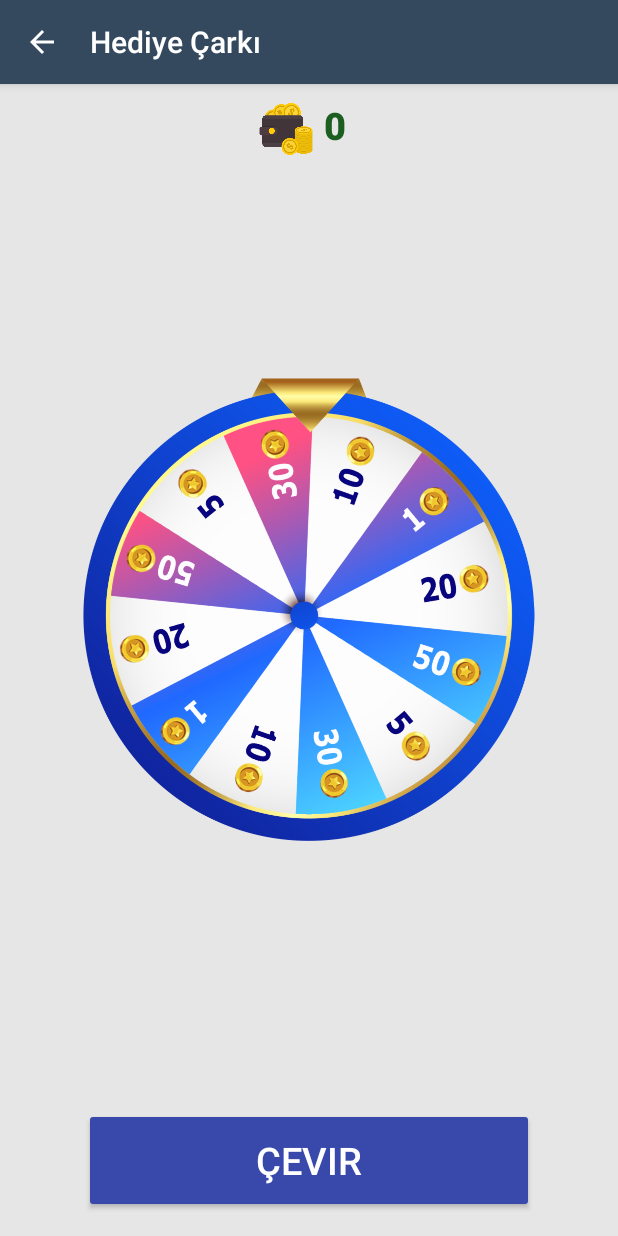
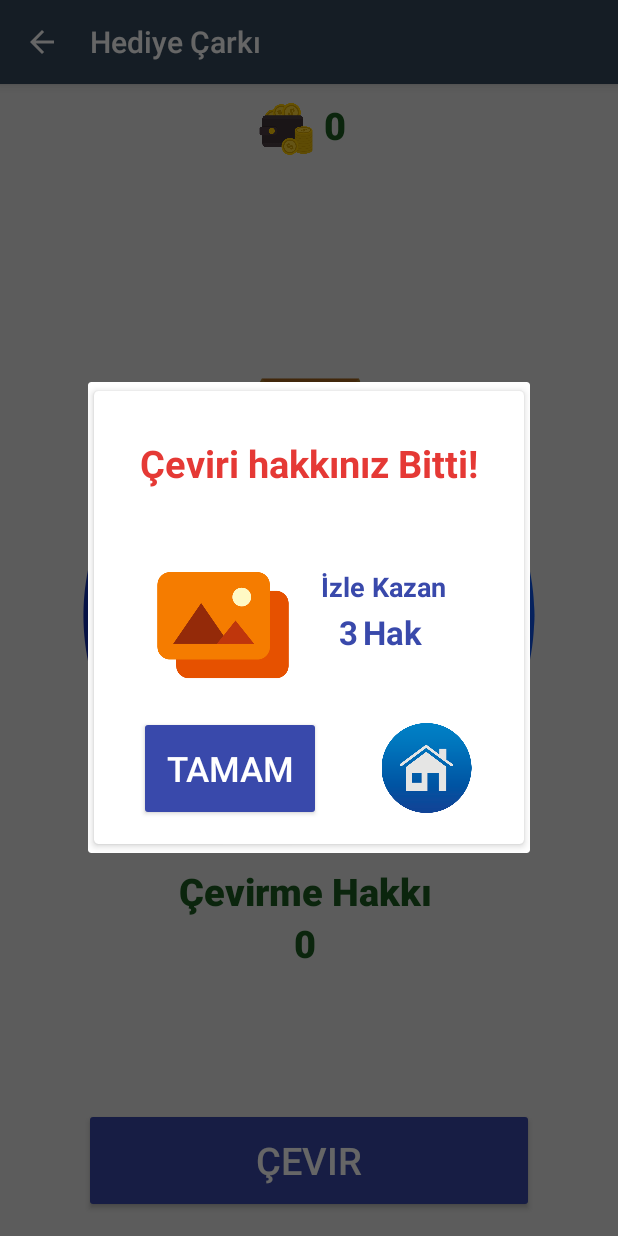
Before and after one commit to syrize/Darphane, an Android app: the Hediye_Carki screen opened directly, with no data from a screen before it, after a tap on "ÇEVIR", on a phone screen of 412 x 824 dp. Run offline under Robolectric (Android 15) with nearby library versions, the phone set to English and light mode, and no system bars; our stand-ins replace AdMob, Volley; libraries missing offline, so code that uses them is left out: com.beloo.widget, com.facebook; network calls fail; pictures from the network do not load; 6 statements that could not run were skipped.

```diff
--- a/app/src/main/java/com/turkogame/darphane/activity/Hediye_Carki.java
+++ b/app/src/main/java/com/turkogame/darphane/activity/Hediye_Carki.java
@@ -1,5 +1,7 @@
 package com.turkogame.darphane.activity;
 
+import android.app.Dialog;
+import android.content.Intent;
 import android.content.SharedPreferences;
 import android.os.Bundle;
 import android.os.CountDownTimer;
@@ -7,11 +9,14 @@ import android.os.Handler;
 import android.view.Menu;
 import android.view.MenuItem;
 import android.view.View;
+import android.view.Window;
+import android.view.WindowManager;
 import android.view.animation.Animation;
 import android.view.animation.DecelerateInterpolator;
 import android.view.animation.RotateAnimation;
 import android.widget.Button;
 import android.widget.ImageView;
+import android.widget.LinearLayout;
 import android.widget.TextView;
 import android.widget.Toast;
 
@@ -19,12 +24,18 @@ import androidx.appcompat.app.AppCompatActivity;
 import androidx.appcompat.widget.Toolbar;
 
 import com.beloo.widget.chipslayoutmanager.util.log.Log;
+import com.google.android.gms.ads.AdRequest;
+import com.google.android.gms.ads.reward.RewardItem;
+import com.google.android.gms.ads.reward.RewardedVideoAd;
+import com.google.android.gms.ads.MobileAds;
+import com.google.android.gms.ads.reward.RewardedVideoAdListener;
 import com.turkogame.darphane.R;
+import com.turkogame.darphane.activity.app.AppConfig;
 import com.turkogame.darphane.utils.Tools;
 
 import java.util.Random;
 
-public class Hediye_Carki extends AppCompatActivity {
+public class Hediye_Carki extends AppCompatActivity implements RewardedVideoAdListener{
 
     private static final String [] sectors ={"20","1","10","30","5","50","20","1","10","30","5","50"};
     private static final int [] sectorDegrees = new int[sectors.length];
@@ -32,10 +43,17 @@ public class Hediye_Carki extends AppCompatActivity {
     private int degree= 0;
     private boolean isSpinning = false;
 
+
     private ImageView wheel;
-    SharedPreferences sharedPreferences,bakiye_kontrol,kayit_kontrol,kullanim_kontrol,kullanim_kayit;
+    SharedPreferences sharedPreferences,kayit_kontrol,bakiye_kontrol;
     String kullanici_id,paket_id,paket_adi,paket_turux,kredi_bedeli,token;
-    TextView kredi;
+    TextView kredi,cevirme_hakki;
+
+    private static final String APP_ID = AppConfig.APP_ID;
+    private static final String AD_UNIT_ID = AppConfig.odullu_reklam_id;
+
+    private RewardedVideoAd mRewardedVideoAd;
+    AdRequest adRequest;
 
 
 
@@ -59,11 +77,20 @@ public class Hediye_Carki extends AppCompatActivity {
         ImageView wheel = findViewById(R.id.wheel);
         float ilk_rota = wheel.getRotation();
         kredi = (TextView) findViewById(R.id.kredi);
+        cevirme_hakki = (TextView) findViewById(R.id.cevirme_hakki);
+
+        MobileAds.initialize(this, APP_ID);
+        mRewardedVideoAd = MobileAds.getRewardedVideoAdInstance(this);
+        mRewardedVideoAd.setRewardedVideoAdListener(this);
+        mRewardedVideoAd.setUserId(kullanici_id);
+        adRequest = new AdRequest.Builder().build();
+        loadRewardedVideoAd();
 
         sharedPreferences = getApplicationContext().getSharedPreferences("giris", 0);
         kullanici_id = sharedPreferences.getString("user_id","0");
 
         Kredi_Girisi.kredi_oku(kullanici_id,"2" );
+
 
         bakiye_kontrol = getApplicationContext().getSharedPreferences("darphane_kontrol", 0);
 
@@ -71,18 +98,30 @@ public class Hediye_Carki extends AppCompatActivity {
 
 
 
+
+        kayit_kontrol = getApplicationContext().getSharedPreferences("darphane_kontrol", 0);
+
+            if (kayit_kontrol.getString("hak","0") != null &&
+                    kayit_kontrol.getString("hak","0")!="") {
+
+                cevirme_hakki.setText(kayit_kontrol.getString("hak", "0"));
+            }
+
+
+
         spinBtn.setOnClickListener(new View.OnClickListener(){
             @Override
             public void onClick(View v){
+
+                if (Integer.parseInt(cevirme_hakki.getText().toString())>0 ) {
+
                     getDegreeForSectors();
 
                     wheel.setRotation(ilk_rota);
 
+                    degree = random.nextInt(sectors.length - 1);
 
-                degree = random.nextInt(sectors.length-1);
-
-                wheel.animate().rotation(360*sectors.length+sectorDegrees[degree]).setDuration(360*sectors.length).start();
-
+                    wheel.animate().rotation(360 * sectors.length + sectorDegrees[degree]).setDuration(360 * sectors.length).start();
 
                     new CountDownTimer(5000, 1000) {
                         @Override
@@ -93,10 +132,21 @@ public class Hediye_Carki extends AppCompatActivity {
                         @Override
                         public void onFinish() {
 
-                        if ( wheel.getRotation()==360*sectors.length+sectorDegrees[degree]) {
+                            if (wheel.getRotation() == 360 * sectors.length + sectorDegrees[degree]) {
 
-                            Kredi_Girisi.kredi_satinalma(kullanici_id,"9" ,"6", sectors[degree],"0","3");
+                                Kredi_Girisi.kredi_satinalma(kullanici_id, "9", "6", sectors[degree], "0", "3");
 
+
+                                int hak=0;
+                                kayit_kontrol = getApplicationContext().getSharedPreferences("darphane_kontrol", 0);
+
+                                hak = Integer.parseInt(kayit_kontrol.getString("hak", "0"));
+                                hak = hak - 1;
+
+                                SharedPreferences.Editor kayitci = kayit_kontrol.edit();
+                                kayitci.putString("hak" , String.valueOf(hak));
+                                kayitci.commit();
+                                cevirme_hakki.setText(String.valueOf(hak));
 
 
                                 handler.postDelayed(new Runnable() {
@@ -105,12 +155,11 @@ public class Hediye_Carki extends AppCompatActivity {
 
                                         bakiye_kontrol = getApplicationContext().getSharedPreferences("darphane_kontrol", 0);
 
-                                    kredi.setText(bakiye_kontrol.getString("kredi","0"));
+                                        kredi.setText(bakiye_kontrol.getString("kredi", "0"));
 
 
                                     }
-                            }, 1000);
-
+                                }, 2000);
 
 
                             }
@@ -119,7 +168,10 @@ public class Hediye_Carki extends AppCompatActivity {
                     }.start();
 
 
+                } else {
+                    cevirme_hakki_kazan();
 
+                }
 
 
             }
@@ -167,5 +219,151 @@ public class Hediye_Carki extends AppCompatActivity {
         return super.onOptionsItemSelected(item);
     }
 
+    private void cevirme_hakki_kazan() {
+        final Dialog dialog = new Dialog(this);
+        dialog.requestWindowFeature(Window.FEATURE_NO_TITLE); // before
+        dialog.setContentView(R.layout.cevirmehakkikazan);
+        dialog.setCancelable(true);
+
+        WindowManager.LayoutParams lp = new WindowManager.LayoutParams();
+        lp.copyFrom(dialog.getWindow().getAttributes());
+        lp.width = WindowManager.LayoutParams.WRAP_CONTENT;
+        lp.height = WindowManager.LayoutParams.WRAP_CONTENT;
+        lp.verticalMargin=50;
+
+        final LinearLayout reklam_izle = (LinearLayout) dialog.findViewById(R.id.reklam_izle);
+        final Button yeni_oyun = (Button) dialog.findViewById(R.id.yeni_oyun);
+        final TextView reklam_izle_kredisi = (TextView) dialog.findViewById(R.id.reklam_izle_kredisi);
+        final TextView oyunsonu = (TextView) dialog.findViewById(R.id.oyunsonu);
+        final ImageView home = (ImageView) dialog.findViewById(R.id.home);
+
+        ((ImageView) dialog.findViewById(R.id.home)).setOnClickListener(new View.OnClickListener() {
+            @Override
+            public void onClick(View v) {
+
+                finish();
+
 
             }
+        });
+
+        ((Button) dialog.findViewById(R.id.yeni_oyun)).setOnClickListener(new View.OnClickListener() {
+            @Override
+            public void onClick(View v) {
+
+                dialog.cancel();
+            }
+        });
+
+        ((LinearLayout) dialog.findViewById(R.id.reklam_izle)).setOnClickListener(new View.OnClickListener() {
+            @Override
+            public void onClick(View v) {
+                mRewardedVideoAd.show();
+            }
+        });
+
+
+
+
+        dialog.setCancelable(false);
+        dialog.show();
+        dialog.getWindow().setAttributes(lp);
+    }
+
+    //Video Reklam yükle
+    private void loadRewardedVideoAd() {
+        if (!mRewardedVideoAd.isLoaded()) {
+
+            mRewardedVideoAd.loadAd(AD_UNIT_ID, adRequest);
+
+        }
+    }
+
+
+    @Override
+    public void onRewardedVideoAdLoaded() {
+        // Toast.makeText(this, "onRewardedVideoAdLoaded", Toast.LENGTH_SHORT).show();
+       // Toast.makeText(this, "Ödüllü Video Reklam Yüklendi", Toast.LENGTH_SHORT).show();
+    }
+
+    @Override
+    public void onRewardedVideoAdOpened() {
+       // Toast.makeText(this, "Ödüllü Video Reklam Açıldı", Toast.LENGTH_SHORT).show();
+    }
+
+    @Override
+    public void onRewardedVideoStarted() {
+       // Toast.makeText(this, "Ödüllü Video Başladı", Toast.LENGTH_SHORT).show();
+    }
+
+    @Override
+    public void onRewardedVideoAdClosed() {
+       // Toast.makeText(this, "Ödüllü Video Reklamında Kapatıldı", Toast.LENGTH_SHORT).show();
+        loadRewardedVideoAd();
+    }
+
+    @Override
+    public void onRewarded(RewardItem rewardItem) {
+
+        String miktar = String.valueOf(rewardItem.getAmount());
+
+        int hak=0;
+        kayit_kontrol = getApplicationContext().getSharedPreferences("darphane_kontrol", 0);
+
+        if (kayit_kontrol.getString("hak","0") != null && kayit_kontrol.getString("hak","0")!="") {
+            hak = Integer.parseInt(kayit_kontrol.getString("hak", "0"));
+            hak = hak + 3;
+        }else{
+            hak=3;
+        }
+
+        SharedPreferences.Editor kayitci = kayit_kontrol.edit();
+        kayitci.putString("hak" , String.valueOf(hak));
+        kayitci.commit();
+
+        cevirme_hakki.setText(String.valueOf(hak));
+
+
+        loadRewardedVideoAd();
+        //Toast.makeText(this, "onRewarded: "+rewardItem.getAmount(), Toast.LENGTH_SHORT).show();
+    }
+
+
+    @Override
+    public void onRewardedVideoAdLeftApplication() {
+       // Toast.makeText(this, "onRewardedVideoAdLeftApplication", Toast.LENGTH_SHORT).show();
+    }
+
+    @Override
+    public void onRewardedVideoAdFailedToLoad(int i) {
+       // Toast.makeText(this, "Ödüllü Video Reklam Yüklenemedi", Toast.LENGTH_SHORT).show();
+          loadRewardedVideoAd();
+    }
+
+    @Override
+    public void onRewardedVideoCompleted() {
+       // Toast.makeText(this, "Ödüllü Video Tamamlandı", Toast.LENGTH_SHORT).show();
+        loadRewardedVideoAd();
+    }
+
+    @Override
+    public void onResume() {
+        super.onResume();
+        mRewardedVideoAd.resume(this);
+    }
+
+    @Override
+    public void onPause() {
+        mRewardedVideoAd.pause(this);
+        super.onPause();
+    }
+
+    @Override
+    public void onDestroy() {
+        mRewardedVideoAd.destroy(this);
+        super.onDestroy();
+    }
+
+
+
+}
--- /dev/null
+++ b/app/src/main/res/layout/cevirmehakkikazan.xml
@@ -0,0 +1,124 @@
+<?xml version="1.0" encoding="utf-8"?>
+<androidx.cardview.widget.CardView xmlns:android="http://schemas.android.com/apk/res/android"
+    xmlns:app="http://schemas.android.com/apk/res-auto"
+    android:layout_width="wrap_content"
+    android:layout_height="wrap_content"
+    app:cardBackgroundColor="@android:color/white"
+    app:cardCornerRadius="@dimen/spacing_small"
+    app:cardElevation="3dp"
+    app:cardUseCompatPadding="true">
+
+    <LinearLayout
+        android:layout_width="wrap_content"
+        android:layout_height="wrap_content"
+        android:gravity="center"
+        android:orientation="vertical"
+        android:padding="@dimen/spacing_large">
+
+        <LinearLayout
+            android:layout_width="wrap_content"
+            android:layout_height="wrap_content"
+            android:gravity="center"
+            android:orientation="horizontal"
+            android:padding="@dimen/spacing_large">
+
+
+            <TextView
+                android:id="@+id/oyunsonu"
+                android:layout_width="wrap_content"
+                android:layout_height="wrap_content"
+                android:lineSpacingExtra="10sp"
+                android:text="Çeviri hakkınız Bitti!"
+                android:textColor="@color/red_600"
+                android:textSize="@dimen/spacing_mxlarge"
+                android:textStyle="bold" />
+
+
+        </LinearLayout>
+
+        <LinearLayout
+        android:id="@+id/reklam_izle"
+        android:layout_width="wrap_content"
+        android:layout_height="wrap_content"
+        android:gravity="center"
+        android:orientation="horizontal"
+        android:padding="@dimen/spacing_large">
+
+        <ImageView
+            android:layout_width="100dp"
+            android:layout_height="100dp"
+            android:layout_marginTop="@dimen/spacing_medium"
+            android:src="@drawable/galery1" />
+           <LinearLayout
+            android:layout_width="wrap_content"
+            android:layout_height="wrap_content"
+            android:gravity="center"
+            android:orientation="vertical"
+            android:padding="@dimen/spacing_large">
+
+               <TextView
+                   android:layout_width="wrap_content"
+                   android:layout_height="wrap_content"
+                   android:text="İzle Kazan"
+                   android:textColor="@color/indigo_600"
+                   android:textSize="18dp"
+                   android:textStyle="bold" />
+
+               <LinearLayout
+                android:layout_width="wrap_content"
+                android:layout_height="wrap_content"
+                android:gravity="center"
+                android:orientation="horizontal"
+                >
+
+               <TextView
+                   android:id="@+id/reklam_izle_kredisi"
+                   android:layout_width="wrap_content"
+                   android:layout_height="wrap_content"
+                   android:text="3"
+                   android:textColor="@color/indigo_600"
+                   android:textSize="22dp"
+                   android:textStyle="bold" />
+
+                   <TextView
+                       android:layout_width="wrap_content"
+                       android:layout_height="wrap_content"
+                       android:padding="@dimen/spacing_small"
+                       android:text="Hak"
+                       android:textColor="@color/indigo_600"
+                       android:textSize="22dp"
+                       android:textStyle="bold" />
+               </LinearLayout>
+           </LinearLayout>
+
+    </LinearLayout>
+<LinearLayout
+        android:id="@+id/reklam_izle"
+        android:layout_width="wrap_content"
+        android:layout_height="wrap_content"
+        android:gravity="center"
+        android:orientation="horizontal"
+>
+
+    <Button
+        android:id="@+id/yeni_oyun"
+        android:layout_width="match_parent"
+        android:layout_height="70dp"
+        android:layout_weight="1"
+        android:gravity="center"
+        android:text=" Tamam "
+        android:textSize="23dp"
+        android:theme="@style/Button.Baslat" />
+    <ImageView
+        android:id="@+id/home"
+        android:layout_width="70dp"
+        android:layout_height="60dp"
+        android:layout_weight="1"
+        android:layout_marginLeft="@dimen/spacing_xlarge"
+        android:src="@drawable/home3" />
+
+</LinearLayout>
+
+
+    </LinearLayout>
+</androidx.cardview.widget.CardView>
--- a/app/src/main/res/layout/hediye_carki.xml
+++ b/app/src/main/res/layout/hediye_carki.xml
@@ -26,6 +26,7 @@
 
 
         <LinearLayout
+            android:id="@+id/kredibar"
             android:layout_width="match_parent"
             android:layout_height="wrap_content"
             android:orientation="horizontal"
@@ -79,6 +80,7 @@
 
 
         <RelativeLayout
+            android:id="@+id/carkbar"
             android:layout_width="match_parent"
             android:layout_height="wrap_content"
             android:layout_centerInParent="true">
@@ -108,6 +110,44 @@
         </RelativeLayout>
 
 
+    <LinearLayout
+        android:layout_width="match_parent"
+        android:layout_height="wrap_content"
+        android:orientation="vertical"
+        android:layout_below="@id/carkbar"
+        android:paddingBottom="@dimen/spacing_middle"
+        android:paddingTop="@dimen/spacing_medium">
+
+        <TextView
+            android:layout_width="match_parent"
+            android:layout_height="wrap_content"
+            android:paddingLeft="@dimen/spacing_medium"
+            android:paddingRight="10dp"
+            android:text="Çevirme Hakkı"
+            android:gravity="center"
+            android:textAppearance="@style/TextAppearance.AppCompat.Title"
+            android:textColor="@color/green_900"
+            android:textSize="@dimen/spacing_mxlarge"
+            android:textStyle="bold" />
+        <TextView
+            android:id="@+id/cevirme_hakki"
+            android:layout_width="match_parent"
+            android:layout_height="wrap_content"
+            android:paddingLeft="@dimen/spacing_medium"
+            android:paddingRight="10dp"
+            android:text="0"
+            android:gravity="center"
+            android:textAppearance="@style/TextAppearance.AppCompat.Title"
+            android:textColor="@color/green_900"
+            android:textSize="@dimen/spacing_mxlarge"
+            android:textStyle="bold" />
+
+
+
+    </LinearLayout>
+
+
+
     <Button
         android:id="@+id/cevir"
         android:layout_width="300dp"
```
Lines whose indentation alone changed are shown as unchanged.
